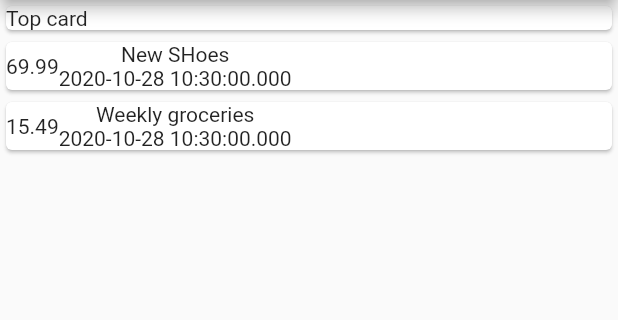
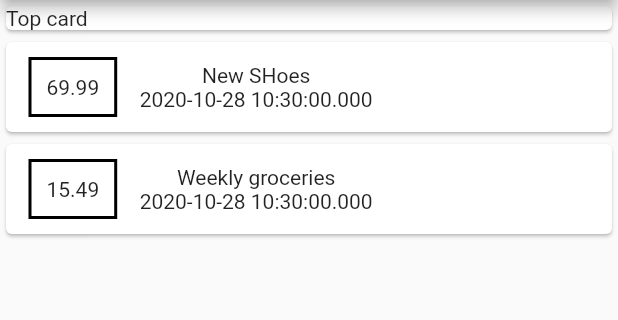
Before and after one commit to chetan882777/flutter_transaction_app, a Flutter app: the screen it shows after launch, on a phone screen of 412 x 824 dp, the part 84-404 px from its top. Run offline on Flutter 3.47's test engine with Material 2 defaults, Android fonts, the phone set to English and light mode, and no system bars.

Commit message:
add styling to amount

```diff
--- a/lib/main.dart
+++ b/lib/main.dart
@@ -38,19 +38,26 @@ class MyApp extends StatelessWidget {
                 children: transactions.map((tx) {
                   return Card(
                       child: Row(
-                        children: [
-                          Container(
-                            child: Text(tx.amount.toString()),
+                    children: [
+                      Container(
+                        margin: EdgeInsets.symmetric(
+                          vertical: 10,
+                          horizontal: 15,
+                        ),
+                        decoration: BoxDecoration(
+                          border: Border.all(
+                            color: Colors.black,
+                            width: 2,
                           ),
-                          Column(
-                            children: [
-                              Text(tx.title),
-                              Text(tx.date.toString())
-                            ],
-                          )
-                        ],
+                        ),
+                        padding: EdgeInsets.all(10),
+                        child: Text(tx.amount.toString()),
+                      ),
+                      Column(
+                        children: [Text(tx.title), Text(tx.date.toString())],
                       )
-                  );
+                    ],
+                  ));
                 }).toList(),
               )
             ],
```
